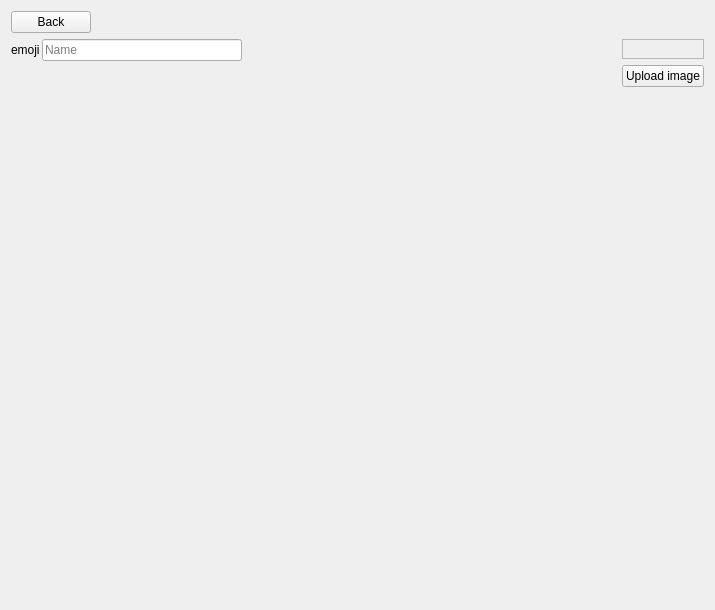
First picture: the form in ui/character_editor.ui, repository zkovari/plotlyst, before the edit.
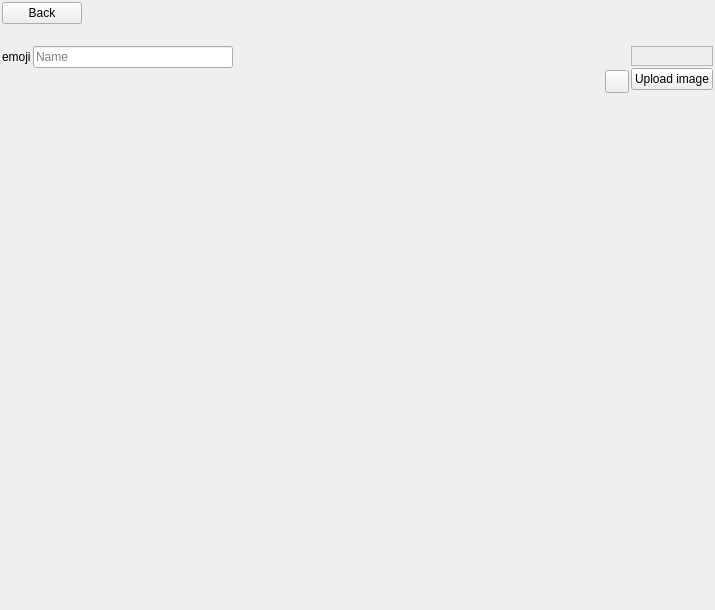
Second picture: the form after the edit.

Commit message: customize profile

```diff
--- a/ui/character_editor.ui
+++ b/ui/character_editor.ui
@@ -13,7 +13,22 @@
   <property name="windowTitle">
    <string>Form</string>
   </property>
-  <layout class="QVBoxLayout" name="verticalLayout_5">
+  <layout class="QVBoxLayout" name="verticalLayout_6">
+   <property name="spacing">
+    <number>2</number>
+   </property>
+   <property name="leftMargin">
+    <number>2</number>
+   </property>
+   <property name="topMargin">
+    <number>2</number>
+   </property>
+   <property name="rightMargin">
+    <number>2</number>
+   </property>
+   <property name="bottomMargin">
+    <number>2</number>
+   </property>
    <item>
     <layout class="QHBoxLayout" name="horizontalLayout_8">
      <item>
@@ -47,6 +62,19 @@
      </item>
     </layout>
    </item>
+   <item>
+    <spacer name="horizontalSpacer_2">
+     <property name="orientation">
+      <enum>Qt::Horizontal</enum>
+     </property>
+     <property name="sizeHint" stdset="0">
+      <size>
+       <width>40</width>
+       <height>20</height>
+      </size>
+     </property>
+    </spacer>
+   </item>
    <item>
     <layout class="QHBoxLayout" name="horizontalLayout_2">
      <item>
@@ -92,6 +120,55 @@
         </layout>
        </item>
        <item>
+        <layout class="QVBoxLayout" name="verticalLayout_5">
+         <item>
+          <widget class="QWidget" name="widget" native="true">
+           <layout class="QHBoxLayout" name="horizontalLayout_3">
+            <property name="spacing">
+             <number>0</number>
+            </property>
+            <property name="leftMargin">
+             <number>0</number>
+            </property>
+            <property name="topMargin">
+             <number>0</number>
+            </property>
+            <property name="rightMargin">
+             <number>0</number>
+            </property>
+            <property name="bottomMargin">
+             <number>0</number>
+            </property>
+            <item>
+             <spacer name="horizontalSpacer">
+              <property name="orientation">
+               <enum>Qt::Horizontal</enum>
+              </property>
+              <property name="sizeHint" stdset="0">
+               <size>
+                <width>40</width>
+                <height>20</height>
+               </size>
+              </property>
+             </spacer>
+            </item>
+            <item>
+             <widget class="QToolButton" name="btnCustomize">
+              <property name="cursor">
+               <cursorShape>PointingHandCursor</cursorShape>
+              </property>
+              <property name="text">
+               <string/>
+              </property>
+              <property name="base" stdset="0">
+               <bool>true</bool>
+              </property>
+             </widget>
+            </item>
+           </layout>
+          </widget>
+         </item>
+         <item>
         <widget class="QWidget" name="wdgProfile" native="true">
          <property name="styleSheet">
           <string notr="true">QWidget#wdgEditor {
@@ -132,6 +209,8 @@
           </item>
          </layout>
         </widget>
+         </item>
+        </layout>
        </item>
        <item>
         <spacer name="verticalSpacer_2">
```
Lines whose indentation alone changed are shown as unchanged. The commit also changes 8 other files.
